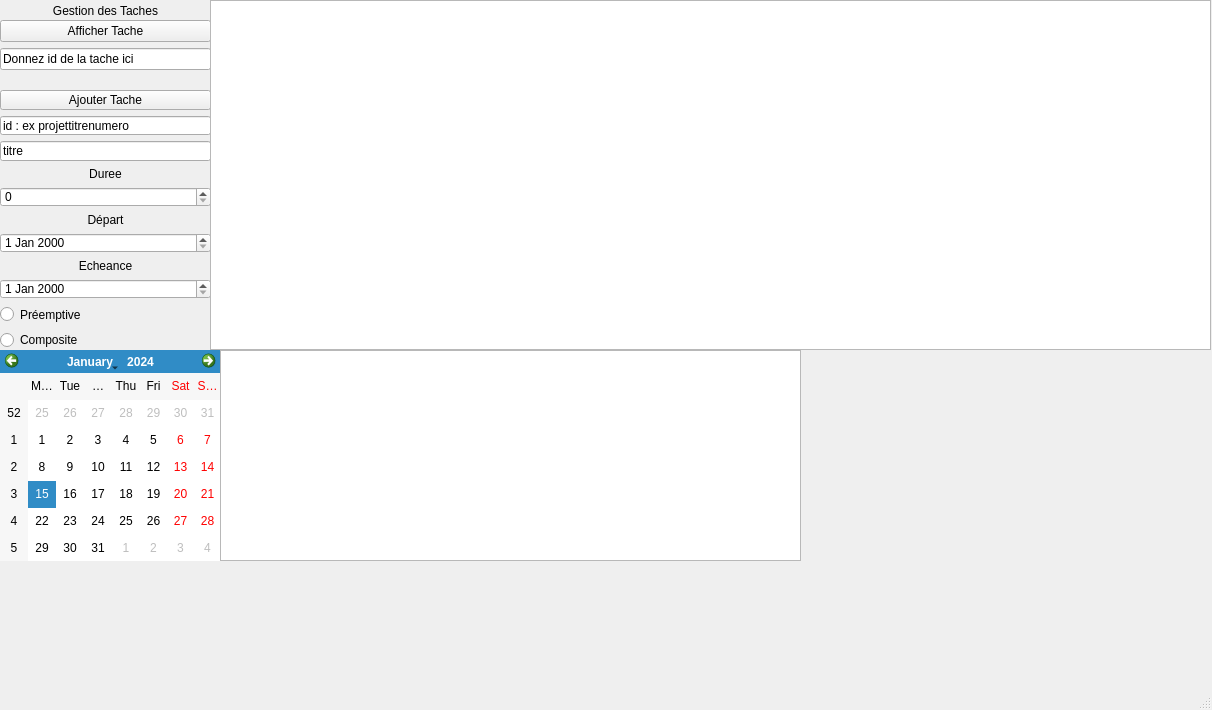
Before: the Qt Designer form mainwindow.ui in TheFump/tdQtConsole, drawn with Qt 5.
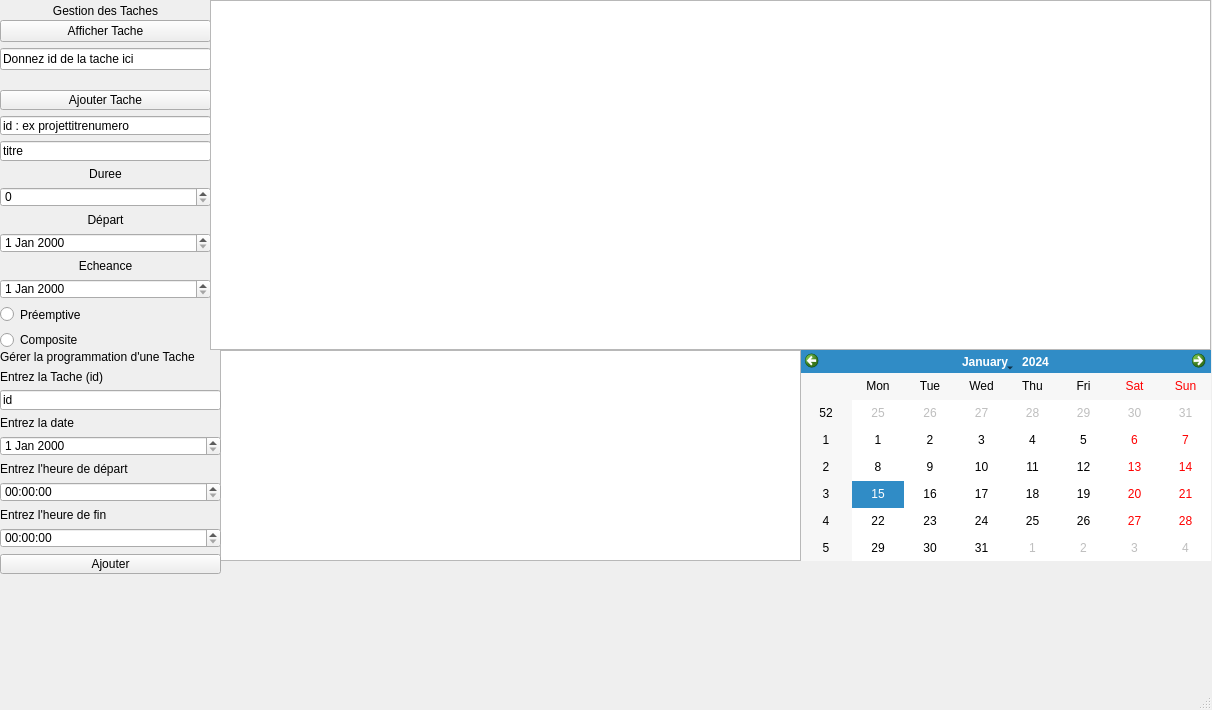
After: the same form once the commit is applied.

Commit message: Ajout Programmation pour les taches et droits de modif

Patch:
```diff
--- a/mainwindow.ui
+++ b/mainwindow.ui
@@ -17,9 +17,9 @@
    <widget class="QCalendarWidget" name="calendarWidget">
     <property name="geometry">
      <rect>
-      <x>0</x>
+      <x>800</x>
       <y>350</y>
-      <width>221</width>
+      <width>411</width>
       <height>211</height>
      </rect>
     </property>
@@ -185,6 +185,76 @@
      </rect>
     </property>
    </widget>
+   <widget class="QWidget" name="verticalLayoutWidget_4">
+    <property name="geometry">
+     <rect>
+      <x>0</x>
+      <y>350</y>
+      <width>221</width>
+      <height>224</height>
+     </rect>
+    </property>
+    <layout class="QVBoxLayout" name="verticalLayout_4">
+     <item>
+      <widget class="QLabel" name="label_5">
+       <property name="text">
+        <string>Gérer la programmation d'une Tache</string>
+       </property>
+      </widget>
+     </item>
+     <item>
+      <widget class="QLabel" name="label_8">
+       <property name="text">
+        <string>Entrez la Tache (id)</string>
+       </property>
+      </widget>
+     </item>
+     <item>
+      <widget class="QLineEdit" name="progId">
+       <property name="text">
+        <string>id</string>
+       </property>
+      </widget>
+     </item>
+     <item>
+      <widget class="QLabel" name="label_7">
+       <property name="text">
+        <string>Entrez la date</string>
+       </property>
+      </widget>
+     </item>
+     <item>
+      <widget class="QDateEdit" name="progDate"/>
+     </item>
+     <item>
+      <widget class="QLabel" name="label_6">
+       <property name="text">
+        <string>Entrez l'heure de départ</string>
+       </property>
+      </widget>
+     </item>
+     <item>
+      <widget class="QTimeEdit" name="progHoraire"/>
+     </item>
+     <item>
+      <widget class="QLabel" name="label_9">
+       <property name="text">
+        <string>Entrez l'heure de fin</string>
+       </property>
+      </widget>
+     </item>
+     <item>
+      <widget class="QTimeEdit" name="Progfin"/>
+     </item>
+     <item>
+      <widget class="QPushButton" name="addProg">
+       <property name="text">
+        <string>Ajouter</string>
+       </property>
+      </widget>
+     </item>
+    </layout>
+   </widget>
   </widget>
   <widget class="QMenuBar" name="menubar">
    <property name="geometry">
```
The commit also changes 7 other files.
